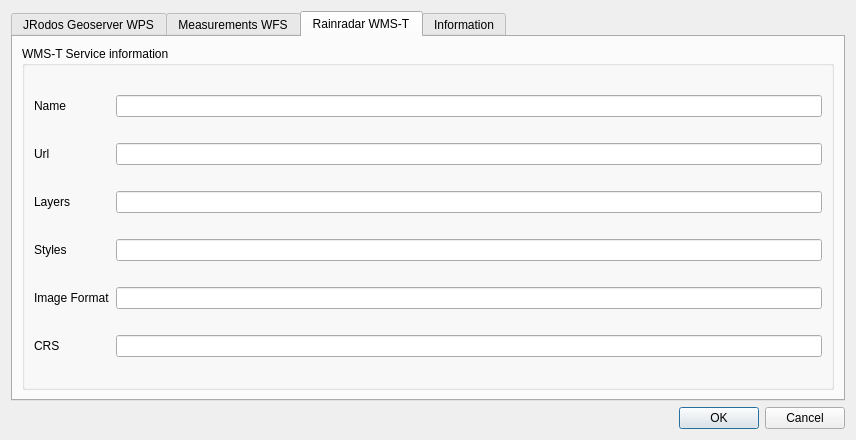
The window that jrodos_settings_dialog_base.ui (rduivenvoorde/jrodos) describes before a commit, drawn with Qt 5.
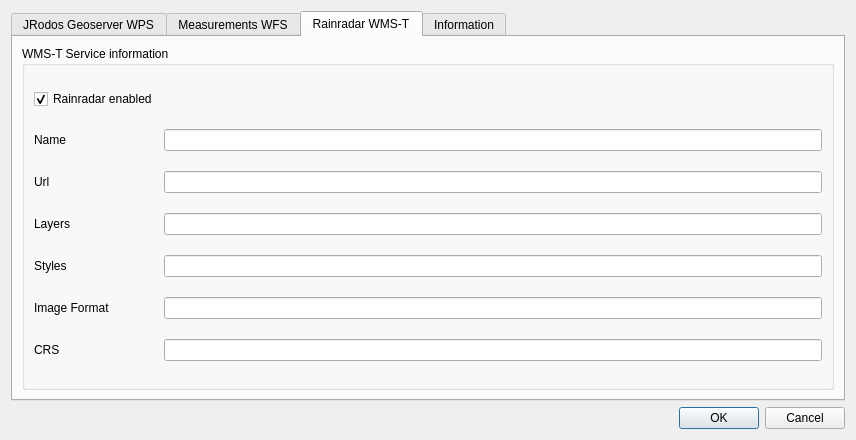
The same window after the commit. The open tabs and pages were chosen to show the change.

Commit message: making it possible to enable/disable providers

```diff
--- a/jrodos_settings_dialog_base.ui
+++ b/jrodos_settings_dialog_base.ui
@@ -115,66 +115,76 @@
           <string>WMS-T Service information</string>
          </property>
          <layout class="QGridLayout" name="gridLayout_7">
-          <item row="1" column="0">
+          <item row="6" column="0">
+           <widget class="QLabel" name="label_17">
+            <property name="text">
+             <string>CRS</string>
+            </property>
+           </widget>
+          </item>
+          <item row="2" column="1">
+           <widget class="QLineEdit" name="rainradar_wmst_url"/>
+          </item>
+          <item row="3" column="1">
+           <widget class="QLineEdit" name="rainradar_wmst_layers"/>
+          </item>
+          <item row="2" column="0">
            <widget class="QLabel" name="label_12">
             <property name="text">
              <string>Url</string>
             </property>
            </widget>
           </item>
-          <item row="4" column="0">
+          <item row="5" column="0">
            <widget class="QLabel" name="label_13">
             <property name="text">
              <string>Image Format</string>
             </property>
            </widget>
           </item>
-          <item row="0" column="0">
+          <item row="1" column="0">
            <widget class="QLabel" name="label_14">
             <property name="text">
              <string>Name</string>
             </property>
            </widget>
           </item>
-          <item row="3" column="0">
+          <item row="4" column="0">
            <widget class="QLabel" name="label_15">
             <property name="text">
              <string>Styles</string>
             </property>
            </widget>
           </item>
-          <item row="2" column="0">
+          <item row="3" column="0">
            <widget class="QLabel" name="label_16">
             <property name="text">
              <string>Layers</string>
             </property>
            </widget>
           </item>
-          <item row="0" column="1">
+          <item row="1" column="1">
            <widget class="QLineEdit" name="rainradar_wmst_name"/>
           </item>
-          <item row="5" column="0">
-           <widget class="QLabel" name="label_17">
-            <property name="text">
-             <string>CRS</string>
-            </property>
-           </widget>
-          </item>
-          <item row="1" column="1">
-           <widget class="QLineEdit" name="rainradar_wmst_url"/>
-          </item>
-          <item row="2" column="1">
-           <widget class="QLineEdit" name="rainradar_wmst_layers"/>
-          </item>
-          <item row="3" column="1">
-           <widget class="QLineEdit" name="rainradar_wmst_styles"/>
-          </item>
           <item row="4" column="1">
-           <widget class="QLineEdit" name="rainradar_wmst_imgformat"/>
+           <widget class="QLineEdit" name="rainradar_wmst_styles"/>
           </item>
           <item row="5" column="1">
+           <widget class="QLineEdit" name="rainradar_wmst_imgformat"/>
+          </item>
+          <item row="6" column="1">
            <widget class="QLineEdit" name="rainradar_wmst_crs"/>
           </item>
+          <item row="0" column="0">
+           <widget class="QCheckBox" name="rainradar_enabled">
+            <property name="text">
+             <string>Rainradar enabled</string>
+            </property>
+            <property name="checked">
+             <bool>true</bool>
+            </property>
+           </widget>
+          </item>
          </layout>
         </widget>
        </item>
```
Left out of the diff: 84 changed lines with no effect on the pictures. The commit also changes 2 other files.
